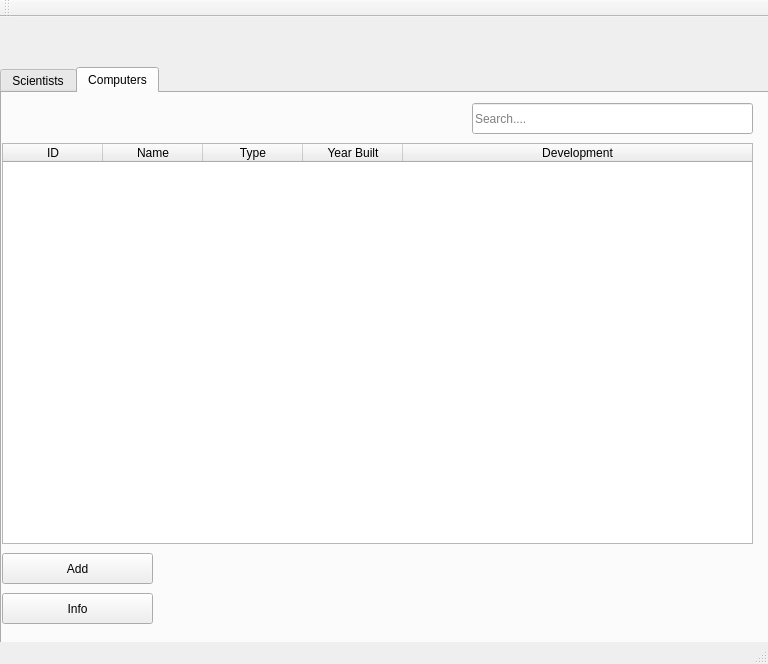
Qt form mainwindow.ui (hermanno16/vika3) before a commit.
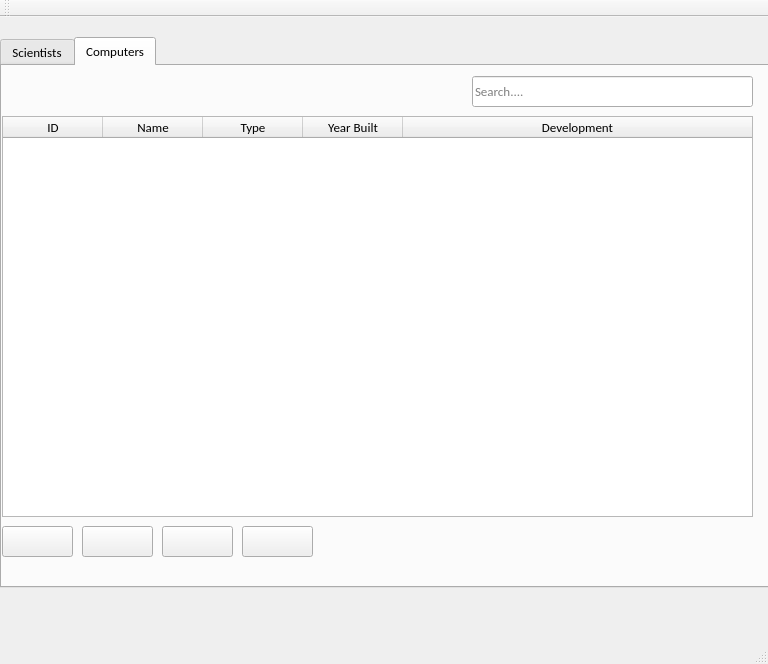
The same form after that commit. The open tabs and pages were chosen to show the change. Icons and pictures are not drawn.

Commit message: icon og font breytingar

```diff
--- a/mainwindow.ui
+++ b/mainwindow.ui
@@ -24,11 +24,20 @@
     <property name="geometry">
      <rect>
       <x>0</x>
-      <y>50</y>
+      <y>20</y>
       <width>771</width>
-      <height>581</height>
+      <height>551</height>
      </rect>
     </property>
+    <property name="font">
+     <font>
+      <family>Calibri</family>
+      <pointsize>10</pointsize>
+     </font>
+    </property>
+    <property name="tabPosition">
+     <enum>QTabWidget::North</enum>
+    </property>
     <property name="currentIndex">
      <number>1</number>
     </property>
@@ -201,6 +210,12 @@
         <height>401</height>
        </rect>
       </property>
+      <property name="font">
+       <font>
+        <family>Calibri</family>
+        <pointsize>10</pointsize>
+       </font>
+      </property>
       <property name="editTriggers">
        <set>QAbstractItemView::NoEditTriggers</set>
       </property>
@@ -269,6 +284,12 @@
         <height>31</height>
        </rect>
       </property>
+      <property name="font">
+       <font>
+        <family>Calibri</family>
+        <pointsize>10</pointsize>
+       </font>
+      </property>
       <property name="mouseTracking">
        <bool>true</bool>
       </property>
@@ -294,14 +315,18 @@
      <widget class="QPushButton" name="button_info_computer">
       <property name="geometry">
        <rect>
-        <x>0</x>
-        <y>500</y>
-        <width>151</width>
+        <x>240</x>
+        <y>460</y>
+        <width>71</width>
         <height>31</height>
        </rect>
       </property>
       <property name="text">
-       <string>Info</string>
+       <string/>
+      </property>
+      <property name="icon">
+       <iconset>
+        <normaloff>../icons/Infobox_info_icon.svg.png</normaloff>../icons/Infobox_info_icon.svg.png</iconset>
       </property>
      </widget>
      <widget class="QPushButton" name="button_add_computer">
@@ -309,12 +334,59 @@
        <rect>
         <x>0</x>
         <y>460</y>
-        <width>151</width>
+        <width>71</width>
         <height>31</height>
        </rect>
       </property>
+      <property name="layoutDirection">
+       <enum>Qt::LeftToRight</enum>
+      </property>
       <property name="text">
-       <string>Add</string>
+       <string/>
+      </property>
+      <property name="icon">
+       <iconset>
+        <normaloff>../icons/Add.ico</normaloff>../icons/Add.ico</iconset>
+      </property>
+      <property name="autoDefault">
+       <bool>false</bool>
+      </property>
+      <property name="default">
+       <bool>false</bool>
+      </property>
+     </widget>
+     <widget class="QPushButton" name="button_computer_edit">
+      <property name="geometry">
+       <rect>
+        <x>80</x>
+        <y>460</y>
+        <width>71</width>
+        <height>31</height>
+       </rect>
+      </property>
+      <property name="text">
+       <string/>
+      </property>
+      <property name="icon">
+       <iconset>
+        <normaloff>../icons/edit.png</normaloff>../icons/edit.png</iconset>
+      </property>
+     </widget>
+     <widget class="QPushButton" name="button_computer_remove">
+      <property name="geometry">
+       <rect>
+        <x>160</x>
+        <y>460</y>
+        <width>71</width>
+        <height>31</height>
+       </rect>
+      </property>
+      <property name="text">
+       <string/>
+      </property>
+      <property name="icon">
+       <iconset>
+        <normaloff>../icons/remove.ico</normaloff>../icons/remove.ico</iconset>
       </property>
      </widget>
     </widget>
```
Left out of the diff: 65 changed lines with no effect on the pictures.
